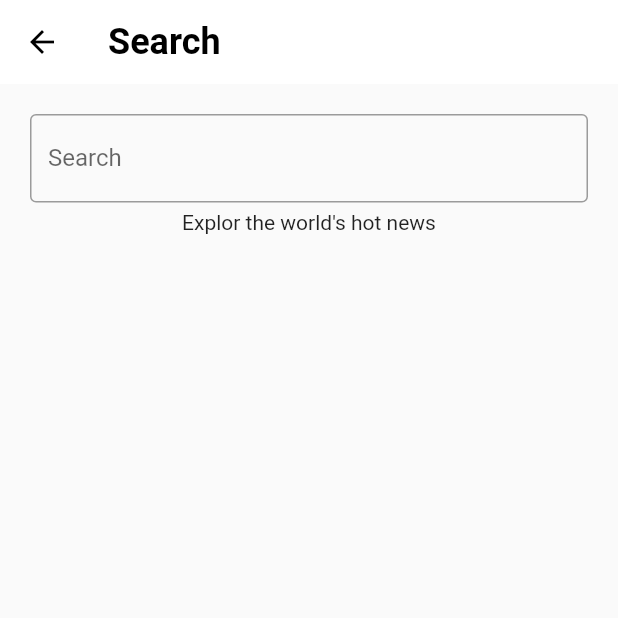
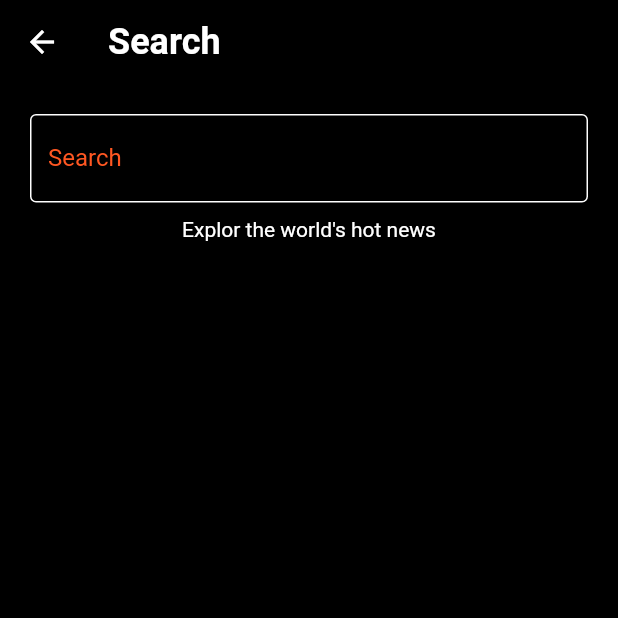
Before and after one commit to ahmedhamdi11/news_app, a Flutter app: the screen it shows after launch, after a tap on the "search" icon, on a phone screen of 412 x 824 dp, the top half of it. Run offline on Flutter 3.47's test engine with Material 2 defaults, Android fonts, the phone set to English and light mode, and no system bars; our stand-ins replace bloc, flutter_bloc, shared_preferences, webview_flutter; network calls fail.

Commit message:
webView and darkTheme added

```diff
--- a/lib/layout/home_layout.dart
+++ b/lib/layout/home_layout.dart
@@ -15,7 +15,11 @@ class HomeLayout extends StatelessWidget {
         AppCubit cubit = AppCubit.get(context);
         return Scaffold(
           appBar: AppBar(title: const Text('News App'), actions: [
-            IconButton(onPressed: () {}, icon: const Icon(Icons.light_mode)),
+            IconButton(
+                onPressed: () {
+                  cubit.changeTheme();
+                },
+                icon: const Icon(Icons.brightness_4_outlined)),
             IconButton(
                 onPressed: () {
                   Navigator.push(context,
--- a/lib/main.dart
+++ b/lib/main.dart
@@ -2,43 +2,43 @@ import 'package:flutter/material.dart';
 import 'package:flutter_bloc/flutter_bloc.dart';
 import 'package:news_app/bloc_observer.dart';
 import 'package:news_app/layout/home_layout.dart';
-import 'package:bloc/bloc.dart';
 import 'package:news_app/shared/cubit/cubit.dart';
+import 'package:news_app/shared/cubit/states.dart';
+import 'package:news_app/shared/style/dark_theme.dart';
+import 'package:news_app/shared/style/light_theme.dart';
+import 'package:shared_preferences/shared_preferences.dart';
 
-void main() {
+void main() async {
   Bloc.observer = MyBlocObserver();
-  runApp(const MyApp());
+  WidgetsFlutterBinding.ensureInitialized();
+  SharedPreferences shared = await SharedPreferences.getInstance();
+  bool? isDarkTheme = shared.getBool('isDarkTheme');
+  print(isDarkTheme);
+  runApp(MyApp(isDark: isDarkTheme));
 }
 
 class MyApp extends StatelessWidget {
-  const MyApp({super.key});
+  final bool? isDark;
+  const MyApp({super.key, required this.isDark});
 
   // This widget is the root of your application.
   @override
   Widget build(BuildContext context) {
     return BlocProvider(
-      create: (context) => AppCubit()..getBusinessData(),
-      child: MaterialApp(
-        title: 'News App',
-        theme: ThemeData(
-          primarySwatch: Colors.deepOrange,
-          appBarTheme: const AppBarTheme(
-            iconTheme: IconThemeData(color: Colors.black),
-            actionsIconTheme: IconThemeData(
-              color: Colors.black,
-            ),
-            backgroundColor: Colors.white,
-            elevation: 0.0,
-            titleTextStyle: TextStyle(
-              color: Colors.black,
-              fontWeight: FontWeight.bold,
-              fontSize: 24,
-            ),
+        create: (context) => AppCubit()
+          ..changeTheme(fromShared: isDark)
+          ..getBusinessData(),
+        child: BlocConsumer<AppCubit, CubitStates>(
+          listener: (context, state) {},
+          builder: (context, state) => MaterialApp(
+            title: 'News App',
+            theme: lightTheme(),
+            darkTheme: darkTheme(),
+            themeMode: AppCubit.get(context).isDarkTheme
+                ? ThemeMode.dark
+                : ThemeMode.light,
+            home: const HomeLayout(),
           ),
-        ),
-        themeMode: ThemeMode.light,
-        home: HomeLayout(),
-      ),
-    );
+        ));
   }
 }
--- a/lib/moduls/search_screen.dart
+++ b/lib/moduls/search_screen.dart
@@ -22,11 +22,10 @@ class SearchScreen extends StatelessWidget {
                 onChanged: (search) {
                   cubit.getSearchData(search: search);
                 },
-                decoration: const InputDecoration(
-                    border: OutlineInputBorder(), label: Text('Search')),
+                decoration: const InputDecoration(label: Text('Search')),
               ),
               const SizedBox(
-                height: 5.0,
+                height: 10.0,
               ),
               if (state is GetSearchDataLoadingState)
                 const LinearProgressIndicator(),
--- /dev/null
+++ b/lib/moduls/web_view_container.dart
@@ -0,0 +1,23 @@
+import 'package:flutter/material.dart';
+import 'package:webview_flutter/webview_flutter.dart';
+
+class WebViewContainer extends StatelessWidget {
+  final String url;
+  const WebViewContainer({super.key, required this.url});
+  @override
+  Widget build(BuildContext context) {
+    return Scaffold(
+      appBar: AppBar(
+        title: Text('News'),
+      ),
+      body: Column(children: [
+        Expanded(
+            child: WebViewWidget(
+          controller: WebViewController()
+            ..setJavaScriptMode(JavaScriptMode.unrestricted)
+            ..loadRequest(Uri.parse(url)),
+        )),
+      ]),
+    );
+  }
+}
--- a/lib/shared/components/news_item.dart
+++ b/lib/shared/components/news_item.dart
@@ -1,4 +1,5 @@
 import 'package:flutter/material.dart';
+import 'package:news_app/moduls/web_view_container.dart';
 
 class NewsItemBuilder extends StatelessWidget {
   final int index;
@@ -7,7 +8,15 @@ class NewsItemBuilder extends StatelessWidget {
 
   @override
   Widget build(BuildContext context) {
-    return Container(
+    return InkWell(
+      onTap: () {
+        Navigator.push(
+            context,
+            MaterialPageRoute(
+                builder: (context) =>
+                    WebViewContainer(url: data[index]['url'])));
+      },
+      child: Container(
         height: 130,
         width: double.infinity,
         padding: const EdgeInsets.all(8.0),
@@ -48,6 +57,7 @@ class NewsItemBuilder extends StatelessWidget {
             ),
           ],
         ),
+      ),
     );
   }
 }
--- a/lib/shared/cubit/cubit.dart
+++ b/lib/shared/cubit/cubit.dart
@@ -1,5 +1,5 @@
 import 'dart:convert';
-
+import 'package:shared_preferences/shared_preferences.dart';
 import 'package:flutter_bloc/flutter_bloc.dart';
 import 'package:news_app/moduls/business_screen.dart';
 import 'package:news_app/moduls/science_screen.dart';
@@ -23,9 +23,9 @@ class AppCubit extends Cubit<CubitStates> {
   }
 
   List screensList = [
-    BusinessScreen(),
-    ScienceScreen(),
-    SportsScreen(),
+    const BusinessScreen(),
+    const ScienceScreen(),
+    const SportsScreen(),
   ];
 
   List? businessData;
@@ -94,4 +94,18 @@ class AppCubit extends Cubit<CubitStates> {
       emit(GetSearchDataErrorState());
     });
   }
+
+  bool isDarkTheme = false;
+  void changeTheme({bool? fromShared}) async {
+    SharedPreferences shared = await SharedPreferences.getInstance();
+    if (fromShared != null) {
+      isDarkTheme = fromShared;
+      emit(ChangeThemeState());
+    } else {
+      isDarkTheme = !isDarkTheme;
+      shared
+          .setBool('isDarkTheme', isDarkTheme)
+          .then((value) => emit(ChangeThemeState()));
+    }
+  }
 }
--- a/lib/shared/cubit/states.dart
+++ b/lib/shared/cubit/states.dart
@@ -27,3 +27,5 @@ class GetSearchDataSuccesState extends CubitStates {}
 class GetSearchDataLoadingState extends CubitStates {}
 
 class GetSearchDataErrorState extends CubitStates {}
+
+class ChangeThemeState extends CubitStates {}
--- /dev/null
+++ b/lib/shared/style/dark_theme.dart
@@ -0,0 +1,36 @@
+import 'package:flutter/material.dart';
+
+ThemeData darkTheme() {
+  return ThemeData(
+    inputDecorationTheme: const InputDecorationTheme(
+      hintStyle: TextStyle(color: Colors.grey),
+      labelStyle: TextStyle(
+        color: Colors.deepOrange,
+      ),
+      enabledBorder: OutlineInputBorder(
+        borderSide: BorderSide(color: Colors.white),
+      ),
+      focusedBorder:
+          OutlineInputBorder(borderSide: BorderSide(color: Colors.deepOrange)),
+    ),
+    dividerColor: Colors.grey[800],
+    textTheme: const TextTheme(bodyMedium: TextStyle(color: Colors.white)),
+    bottomNavigationBarTheme: const BottomNavigationBarThemeData(
+        backgroundColor: Colors.black, unselectedItemColor: Colors.white),
+    scaffoldBackgroundColor: Colors.black,
+    primarySwatch: Colors.deepOrange,
+    appBarTheme: const AppBarTheme(
+      iconTheme: IconThemeData(color: Colors.white),
+      actionsIconTheme: IconThemeData(
+        color: Colors.white,
+      ),
+      backgroundColor: Colors.black,
+      elevation: 0.0,
+      titleTextStyle: TextStyle(
+        color: Colors.white,
+        fontWeight: FontWeight.bold,
+        fontSize: 24,
+      ),
+    ),
+  );
+}
--- /dev/null
+++ b/lib/shared/style/light_theme.dart
@@ -0,0 +1,24 @@
+import 'package:flutter/material.dart';
+
+ThemeData lightTheme() {
+  return ThemeData(
+    bottomNavigationBarTheme: const BottomNavigationBarThemeData(
+        backgroundColor: Colors.white, elevation: 0.0),
+    textTheme: const TextTheme(bodyMedium: TextStyle(color: Colors.black)),
+    scaffoldBackgroundColor: Colors.white,
+    primarySwatch: Colors.deepOrange,
+    appBarTheme: const AppBarTheme(
+      iconTheme: IconThemeData(color: Colors.black),
+      actionsIconTheme: IconThemeData(
+        color: Colors.black,
+      ),
+      backgroundColor: Colors.white,
+      elevation: 0.0,
+      titleTextStyle: TextStyle(
+        color: Colors.black,
+        fontWeight: FontWeight.bold,
+        fontSize: 24,
+      ),
+    ),
+  );
+}
--- a/pubspec.yaml
+++ b/pubspec.yaml
@@ -41,6 +41,7 @@ dependencies:
   bloc: ^8.1.0
   http: ^0.13.5
   shared_preferences: ^2.0.17
+  webview_flutter: ^4.0.2
 
 dev_dependencies:
   flutter_test:
```
Also changed, not shown: pubspec.lock, 1 other file. Lines whose indentation alone changed are shown as unchanged.
